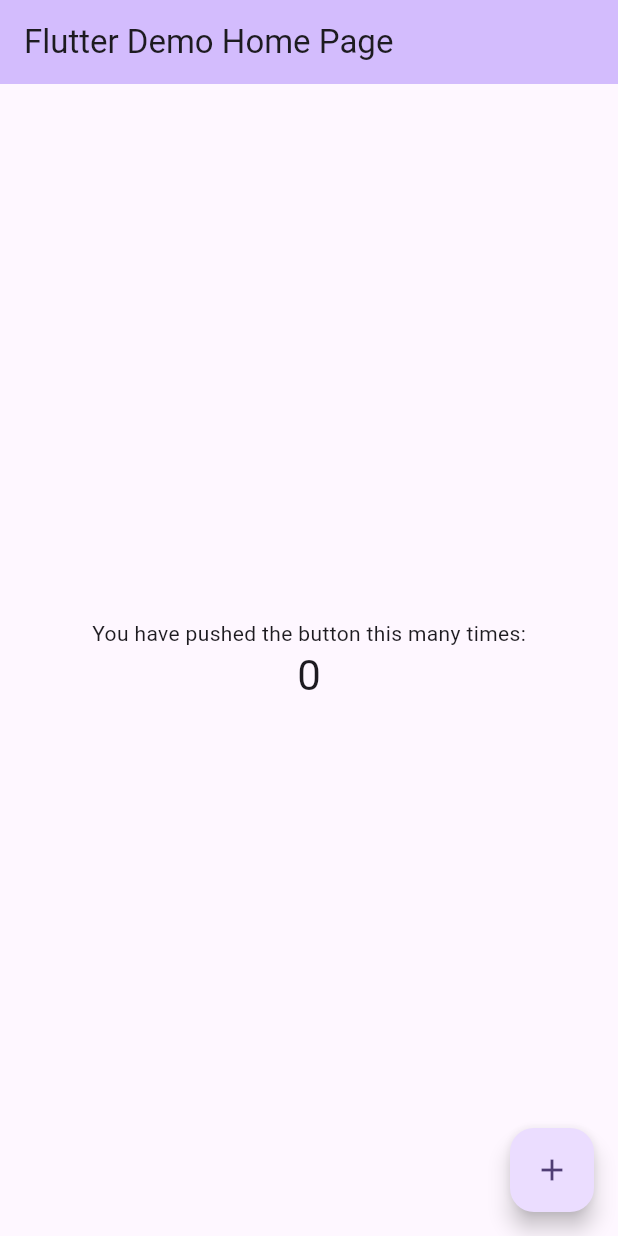
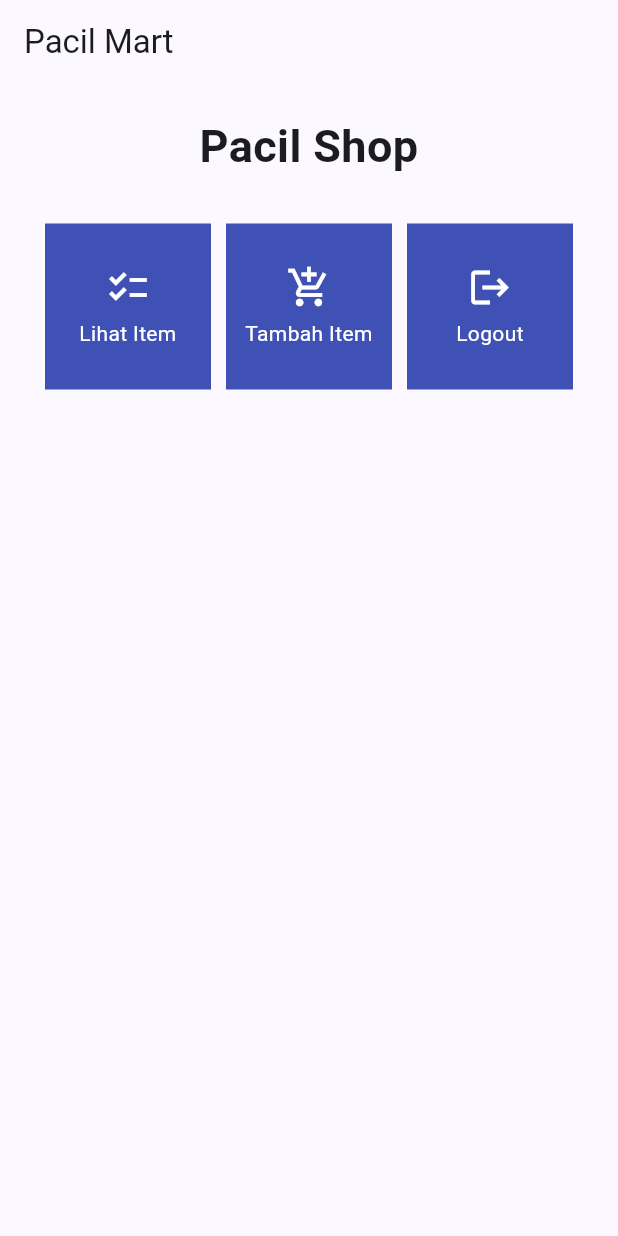
Before and after one commit to rafahazizah/pacil_mart_mobile, a Flutter app: the screen it shows after launch, on a phone screen of 412 x 824 dp. Run offline on Flutter 3.47's test engine with Material 2 defaults, Android fonts, the phone set to English and light mode, and no system bars.

Commit message:
Tugas 7 Selesai

```diff
--- a/lib/main.dart
+++ b/lib/main.dart
@@ -1,4 +1,5 @@
 import 'package:flutter/material.dart';
+import 'package:pacil_mart/menu.dart';
 
 void main() {
   runApp(const MyApp());
@@ -28,98 +29,10 @@ class MyApp extends StatelessWidget {
         //
         // This works for code too, not just values: Most code changes can be
         // tested with just a hot reload.
-        colorScheme: ColorScheme.fromSeed(seedColor: Colors.deepPurple),
+        colorScheme: ColorScheme.fromSeed(seedColor: Colors.indigo),
         useMaterial3: true,
       ),
-      home: const MyHomePage(title: 'Flutter Demo Home Page'),
+      home: MyHomePage(),
     );
   }
 }
-
-class MyHomePage extends StatefulWidget {
-  const MyHomePage({super.key, required this.title});
-
-  // This widget is the home page of your application. It is stateful, meaning
-  // that it has a State object (defined below) that contains fields that affect
-  // how it looks.
-
-  // This class is the configuration for the state. It holds the values (in this
-  // case the title) provided by the parent (in this case the App widget) and
-  // used by the build method of the State. Fields in a Widget subclass are
-  // always marked "final".
-
-  final String title;
-
-  @override
-  State<MyHomePage> createState() => _MyHomePageState();
-}
-
-class _MyHomePageState extends State<MyHomePage> {
-  int _counter = 0;
-
-  void _incrementCounter() {
-    setState(() {
-      // This call to setState tells the Flutter framework that something has
-      // changed in this State, which causes it to rerun the build method below
-      // so that the display can reflect the updated values. If we changed
-      // _counter without calling setState(), then the build method would not be
-      // called again, and so nothing would appear to happen.
-      _counter++;
-    });
-  }
-
-  @override
-  Widget build(BuildContext context) {
-    // This method is rerun every time setState is called, for instance as done
-    // by the _incrementCounter method above.
-    //
-    // The Flutter framework has been optimized to make rerunning build methods
-    // fast, so that you can just rebuild anything that needs updating rather
-    // than having to individually change instances of widgets.
-    return Scaffold(
-      appBar: AppBar(
-        // TRY THIS: Try changing the color here to a specific color (to
-        // Colors.amber, perhaps?) and trigger a hot reload to see the AppBar
-        // change color while the other colors stay the same.
-        backgroundColor: Theme.of(context).colorScheme.inversePrimary,
-        // Here we take the value from the MyHomePage object that was created by
-        // the App.build method, and use it to set our appbar title.
-        title: Text(widget.title),
-      ),
-      body: Center(
-        // Center is a layout widget. It takes a single child and positions it
-        // in the middle of the parent.
-        child: Column(
-          // Column is also a layout widget. It takes a list of children and
-          // arranges them vertically. By default, it sizes itself to fit its
-          // children horizontally, and tries to be as tall as its parent.
-          //
-          // Column has various properties to control how it sizes itself and
-          // how it positions its children. Here we use mainAxisAlignment to
-          // center the children vertically; the main axis here is the vertical
-          // axis because Columns are vertical (the cross axis would be
-          // horizontal).
-          //
-          // TRY THIS: Invoke "debug painting" (choose the "Toggle Debug Paint"
-          // action in the IDE, or press "p" in the console), to see the
-          // wireframe for each widget.
-          mainAxisAlignment: MainAxisAlignment.center,
-          children: <Widget>[
-            const Text(
-              'You have pushed the button this many times:',
-            ),
-            Text(
-              '$_counter',
-              style: Theme.of(context).textTheme.headlineMedium,
-            ),
-          ],
-        ),
-      ),
-      floatingActionButton: FloatingActionButton(
-        onPressed: _incrementCounter,
-        tooltip: 'Increment',
-        child: const Icon(Icons.add),
-      ), // This trailing comma makes auto-formatting nicer for build methods.
-    );
-  }
-}
--- /dev/null
+++ b/lib/menu.dart
@@ -0,0 +1,119 @@
+import 'package:flutter/material.dart';
+
+class MyHomePage extends StatelessWidget {
+  MyHomePage ({Key? key}) : super(key: key);
+    final List<ShopItem> items = [
+      ShopItem("Lihat Item", Icons.checklist),
+      ShopItem("Tambah Item", Icons.add_shopping_cart),
+      ShopItem("Logout", Icons.logout),
+  ];
+
+  // This widget is the home page of your application. It is stateful, meaning
+  // that it has a State object (defined below) that contains fields that affect
+  // how it looks.
+
+  // This class is the configuration for the state. It holds the values (in this
+  // case the title) provided by the parent (in this case the App widget) and
+  // used by the build method of the State. Fields in a Widget subclass are
+  // always marked "final".
+
+  @override
+    Widget build(BuildContext context) {
+        return Scaffold(
+            appBar: AppBar(
+              title: const Text(
+                'Pacil Mart',
+              ),
+            ),
+            body: SingleChildScrollView(
+              // Widget wrapper yang dapat discroll
+              child: Padding(
+                padding: const EdgeInsets.all(10.0), // Set padding dari halaman
+                child: Column(
+                  // Widget untuk menampilkan children secara vertikal
+                  children: <Widget>[
+                    const Padding(
+                      padding: EdgeInsets.only(top: 10.0, bottom: 10.0),
+                      // Widget Text untuk menampilkan tulisan dengan alignment center dan style yang sesuai
+                      child: Text(
+                        'Pacil Shop', // Text yang menandakan toko
+                        textAlign: TextAlign.center,
+                        style: TextStyle(
+                          fontSize: 30,
+                          fontWeight: FontWeight.bold,
+                        ),
+                      ),
+                    ),
+                    // Grid layout
+                    GridView.count(
+                      // Container pada card kita.
+                      primary: true,
+                      padding: const EdgeInsets.all(20),
+                      crossAxisSpacing: 10,
+                      mainAxisSpacing: 10,
+                      crossAxisCount: 3,
+                      shrinkWrap: true,
+                      children: items.map((ShopItem item) {
+                        // Iterasi untuk setiap item
+                        return ShopCard(item);
+                      }).toList(),
+                    ),
+                  ],
+                ),
+              ),
+            ),
+          );
+        }
+
+}
+
+class ShopCard extends StatelessWidget {
+  final ShopItem item;
+
+  const ShopCard(this.item, {super.key}); // Constructor
+
+  @override
+  Widget build(BuildContext context) {
+    return Material(
+      color: Colors.indigo,
+      child: InkWell(
+        // Area responsive terhadap sentuhan
+        onTap: () {
+          // Memunculkan SnackBar ketika diklik
+          ScaffoldMessenger.of(context)
+            ..hideCurrentSnackBar()
+            ..showSnackBar(SnackBar(
+                content: Text("Kamu telah menekan tombol ${item.name}!")));
+        },
+        child: Container(
+          // Container untuk menyimpan Icon dan Text
+          padding: const EdgeInsets.all(8),
+          child: Center(
+            child: Column(
+              mainAxisAlignment: MainAxisAlignment.center,
+              children: [
+                Icon(
+                  item.icon,
+                  color: Colors.white,
+                  size: 30.0,
+                ),
+                const Padding(padding: EdgeInsets.all(3)),
+                Text(
+                  item.name,
+                  textAlign: TextAlign.center,
+                  style: const TextStyle(color: Colors.white),
+                ),
+              ],
+            ),
+          ),
+        ),
+      ),
+    );
+  }
+}
+class ShopItem {
+  final String name;
+  final IconData icon;
+
+  ShopItem(this.name, this.icon);
+}
```
Also changed, not shown: 1 other file.
